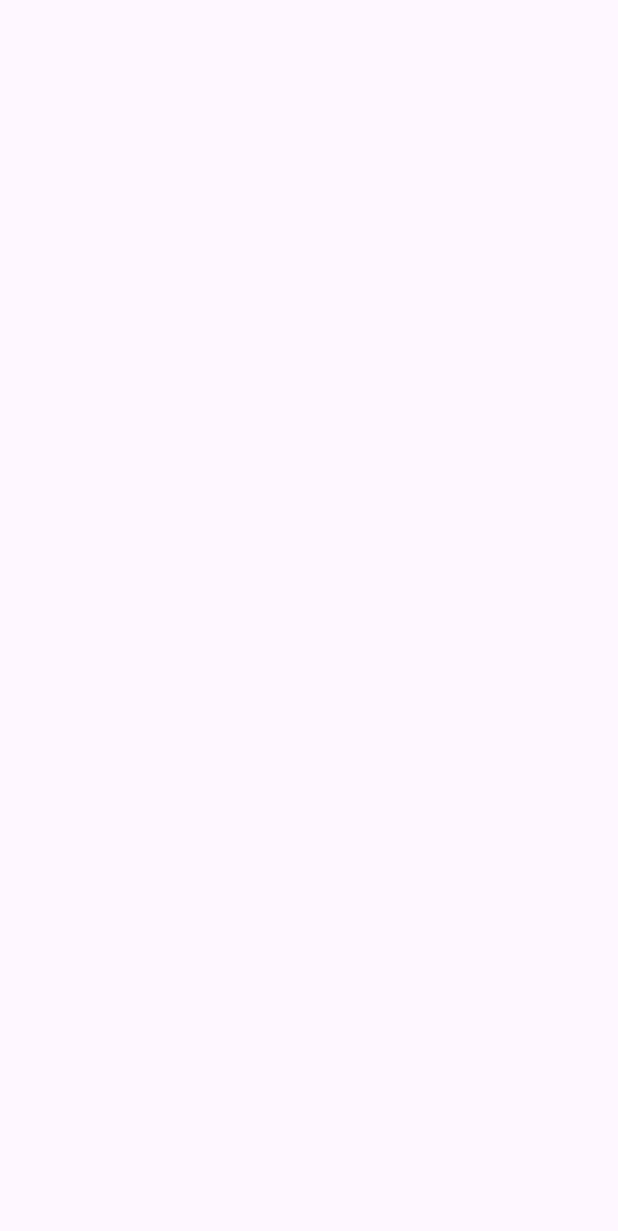
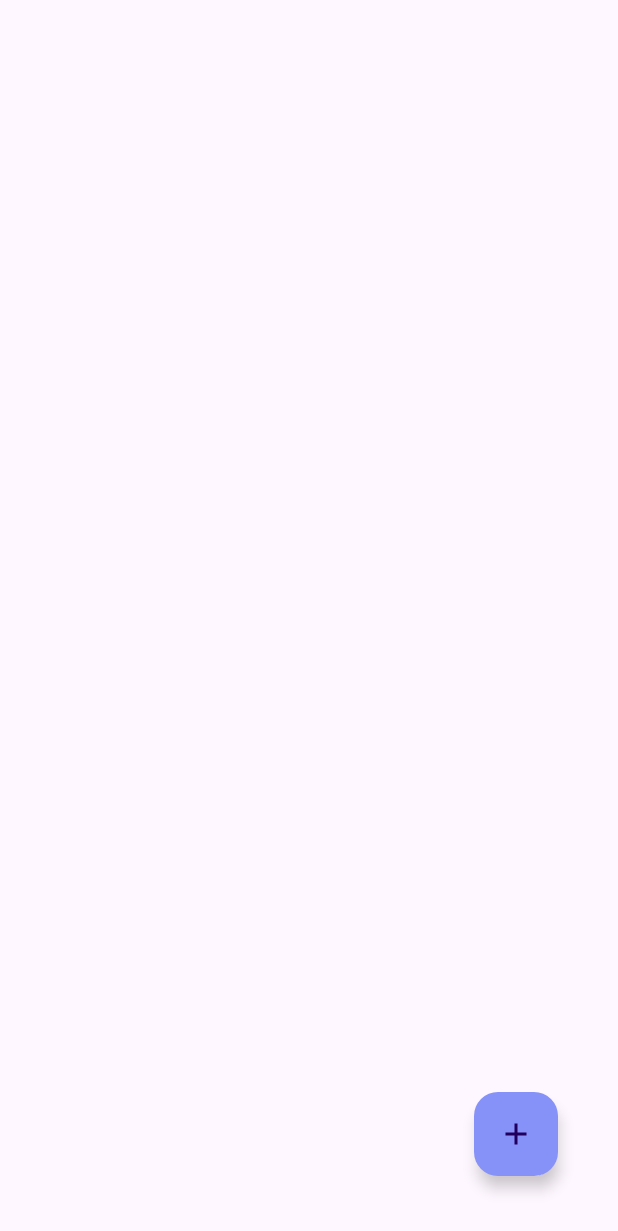
Before and after one commit to ainwg/recipe-master, an Android app: the Homepage screen opened directly, with no data from a screen before it, on a phone screen of 412 x 824 dp. Before the commit the part shown is empty. Shown: the top 1231 px of the screen. Run offline under Robolectric (Android 15) with nearby library versions, the phone set to English and light mode, and no system bars.

```diff
--- a/app/src/main/AndroidManifest.xml
+++ b/app/src/main/AndroidManifest.xml
@@ -2,7 +2,7 @@
 <manifest xmlns:android="http://schemas.android.com/apk/res/android"
     xmlns:tools="http://schemas.android.com/tools">
 
-    <uses-permission android:name="android.permission.READ_EXTERNAL_STORAGE"/>
+    <uses-permission android:name="android.permission.READ_EXTERNAL_STORAGE" />
 
     <application
         android:allowBackup="true"
@@ -14,6 +14,9 @@
         android:supportsRtl="true"
         android:theme="@style/Theme.RecipeMaster"
         tools:targetApi="31">
+        <activity
+            android:name=".Upload"
+            android:exported="false" />
         <activity
             android:name=".Homepage"
             android:exported="false" />
--- a/app/src/main/res/layout/homepage.xml
+++ b/app/src/main/res/layout/homepage.xml
@@ -1,9 +1,20 @@
 <?xml version="1.0" encoding="utf-8"?>
-<androidx.constraintlayout.widget.ConstraintLayout xmlns:android="http://schemas.android.com/apk/res/android"
+<RelativeLayout xmlns:android="http://schemas.android.com/apk/res/android"
     xmlns:app="http://schemas.android.com/apk/res-auto"
     xmlns:tools="http://schemas.android.com/tools"
     android:layout_width="match_parent"
     android:layout_height="match_parent"
     tools:context=".Homepage">
 
-</androidx.constraintlayout.widget.ConstraintLayout>
+    <com.google.android.material.floatingactionbutton.FloatingActionButton
+        android:layout_width="wrap_content"
+        android:layout_height="wrap_content"
+        android:id="@+id/fab"
+        android:layout_alignParentBottom="true"
+        android:layout_alignParentRight="true"
+        android:layout_margin="40dp"
+        android:src="@drawable/add_icon"
+        android:backgroundTint="@color/lavendar"
+        android:tint="@color/white"/>
+
+</RelativeLayout>
```
Also changed, not shown: app/src/main/java/com/example/recipemaster/Upload.java (added, +14 -0 lines), app/src/main/res/layout/upload.xml (added, +9 -0 lines).
